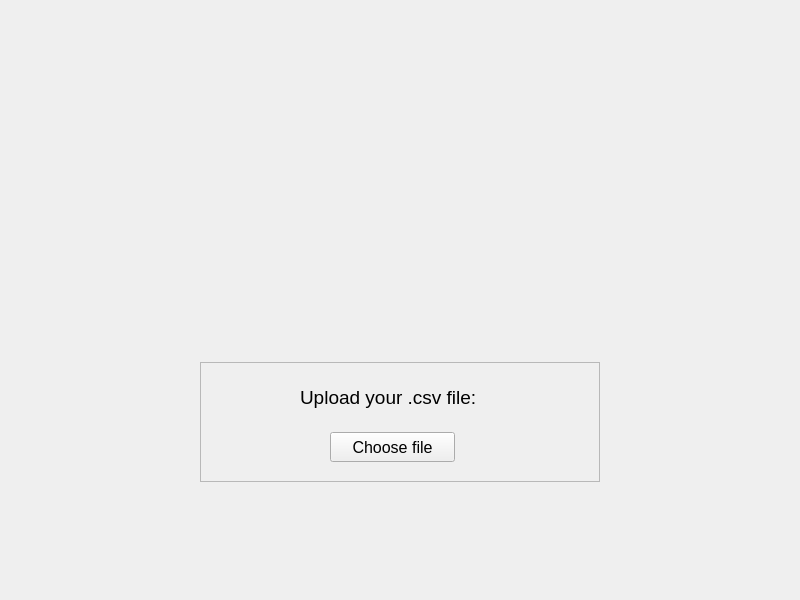
Old version of the form start_page.ui in the repository crazyrinchik/cpp_qt_project.
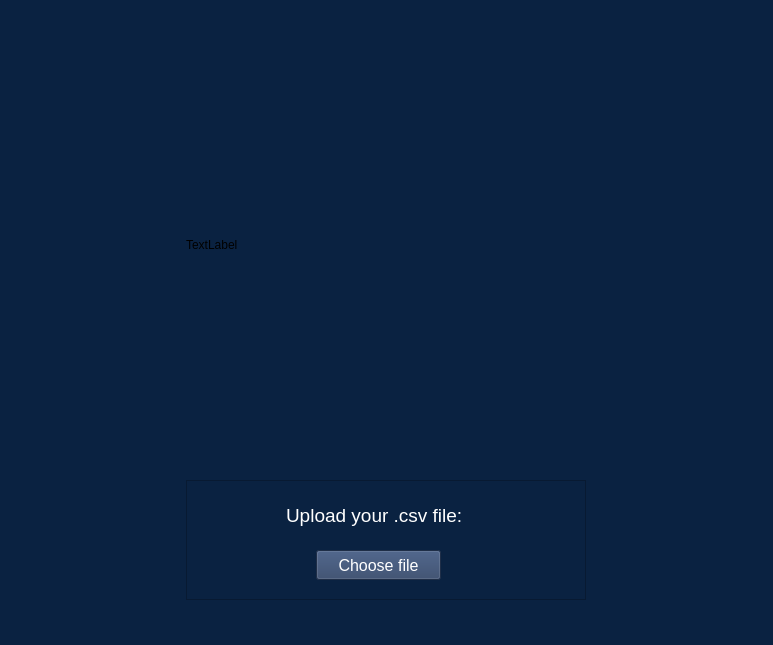
New version of the form. Icons and pictures are not drawn.

Commit message: Design of start_page

Diff of the .ui file:
```diff
--- a/start_page.ui
+++ b/start_page.ui
@@ -6,8 +6,8 @@
    <rect>
     <x>0</x>
     <y>0</y>
-    <width>800</width>
-    <height>600</height>
+    <width>773</width>
+    <height>645</height>
    </rect>
   </property>
   <property name="minimumSize">
@@ -19,39 +19,13 @@
   <property name="windowTitle">
    <string>Start_page</string>
   </property>
+  <property name="autoFillBackground">
+   <bool>false</bool>
+  </property>
+  <property name="styleSheet">
+   <string notr="true">background-color: rgb(10, 34, 65);</string>
+  </property>
   <layout class="QGridLayout" name="gridLayout">
-   <item row="5" column="3">
-    <spacer name="horizontalSpacer_2">
-     <property name="orientation">
-      <enum>Qt::Horizontal</enum>
-     </property>
-     <property name="sizeType">
-      <enum>QSizePolicy::Fixed</enum>
-     </property>
-     <property name="sizeHint" stdset="0">
-      <size>
-       <width>182</width>
-       <height>20</height>
-      </size>
-     </property>
-    </spacer>
-   </item>
-   <item row="6" column="1">
-    <spacer name="verticalSpacer_2">
-     <property name="orientation">
-      <enum>Qt::Vertical</enum>
-     </property>
-     <property name="sizeType">
-      <enum>QSizePolicy::Fixed</enum>
-     </property>
-     <property name="sizeHint" stdset="0">
-      <size>
-       <width>20</width>
-       <height>75</height>
-      </size>
-     </property>
-    </spacer>
-   </item>
    <item row="0" column="1">
     <spacer name="verticalSpacer">
      <property name="orientation">
@@ -63,18 +37,59 @@
      <property name="sizeHint" stdset="0">
       <size>
        <width>20</width>
-       <height>340</height>
+       <height>20</height>
       </size>
      </property>
     </spacer>
    </item>
-   <item row="5" column="0">
+   <item row="1" column="2">
+    <spacer name="horizontalSpacer_2">
+     <property name="orientation">
+      <enum>Qt::Horizontal</enum>
+     </property>
+     <property name="sizeType">
+      <enum>QSizePolicy::Expanding</enum>
+     </property>
+     <property name="sizeHint" stdset="0">
+      <size>
+       <width>182</width>
+       <height>20</height>
+      </size>
+     </property>
+    </spacer>
+   </item>
+   <item row="1" column="1">
+    <widget class="QLabel" name="image">
+     <property name="sizePolicy">
+      <sizepolicy hsizetype="Fixed" vsizetype="Fixed">
+       <horstretch>0</horstretch>
+       <verstretch>0</verstretch>
+      </sizepolicy>
+     </property>
+     <property name="minimumSize">
+      <size>
+       <width>400</width>
+       <height>400</height>
+      </size>
+     </property>
+     <property name="baseSize">
+      <size>
+       <width>320</width>
+       <height>320</height>
+      </size>
+     </property>
+     <property name="text">
+      <string>TextLabel</string>
+     </property>
+    </widget>
+   </item>
+   <item row="1" column="0">
     <spacer name="horizontalSpacer">
      <property name="orientation">
       <enum>Qt::Horizontal</enum>
      </property>
      <property name="sizeType">
-      <enum>QSizePolicy::Fixed</enum>
+      <enum>QSizePolicy::Expanding</enum>
      </property>
      <property name="sizeHint" stdset="0">
       <size>
@@ -85,6 +100,22 @@
     </spacer>
    </item>
    <item row="3" column="1">
+    <spacer name="verticalSpacer_3">
+     <property name="orientation">
+      <enum>Qt::Vertical</enum>
+     </property>
+     <property name="sizeType">
+      <enum>QSizePolicy::Fixed</enum>
+     </property>
+     <property name="sizeHint" stdset="0">
+      <size>
+       <width>20</width>
+       <height>15</height>
+      </size>
+     </property>
+    </spacer>
+   </item>
+   <item row="6" column="1">
     <widget class="QFrame" name="frame">
      <property name="sizePolicy">
       <sizepolicy hsizetype="Fixed" vsizetype="Fixed">
@@ -95,7 +126,7 @@
      <property name="minimumSize">
       <size>
        <width>400</width>
-       <height>120</height>
+       <height>80</height>
       </size>
      </property>
      <property name="maximumSize">
@@ -104,6 +135,9 @@
        <height>120</height>
       </size>
      </property>
+     <property name="styleSheet">
+      <string notr="true">color: rgb(15, 52, 97);</string>
+     </property>
      <property name="frameShape">
       <enum>QFrame::StyledPanel</enum>
      </property>
@@ -136,6 +170,10 @@
       <property name="layoutDirection">
        <enum>Qt::LeftToRight</enum>
       </property>
+      <property name="styleSheet">
+       <string notr="true">color: rgb(255, 255, 255);
+</string>
+      </property>
       <property name="text">
        <string>Upload your .csv file:</string>
       </property>
@@ -172,6 +210,13 @@
         <pointsize>12</pointsize>
        </font>
       </property>
+      <property name="autoFillBackground">
+       <bool>false</bool>
+      </property>
+      <property name="styleSheet">
+       <string notr="true">color: rgb(255, 255, 255);
+background-color: rgb(44, 64, 100);</string>
+      </property>
       <property name="text">
        <string>Choose file</string>
       </property>
@@ -184,6 +229,48 @@
      </widget>
     </widget>
    </item>
+   <item row="7" column="1">
+    <spacer name="verticalSpacer_2">
+     <property name="orientation">
+      <enum>Qt::Vertical</enum>
+     </property>
+     <property name="sizeType">
+      <enum>QSizePolicy::Fixed</enum>
+     </property>
+     <property name="sizeHint" stdset="0">
+      <size>
+       <width>20</width>
+       <height>20</height>
+      </size>
+     </property>
+    </spacer>
+   </item>
+   <item row="6" column="0">
+    <spacer name="horizontalSpacer_3">
+     <property name="orientation">
+      <enum>Qt::Horizontal</enum>
+     </property>
+     <property name="sizeHint" stdset="0">
+      <size>
+       <width>40</width>
+       <height>20</height>
+      </size>
+     </property>
+    </spacer>
+   </item>
+   <item row="6" column="2">
+    <spacer name="horizontalSpacer_4">
+     <property name="orientation">
+      <enum>Qt::Horizontal</enum>
+     </property>
+     <property name="sizeHint" stdset="0">
+      <size>
+       <width>40</width>
+       <height>20</height>
+      </size>
+     </property>
+    </spacer>
+   </item>
   </layout>
  </widget>
  <resources/>
```
The commit also changes 5 other files.
